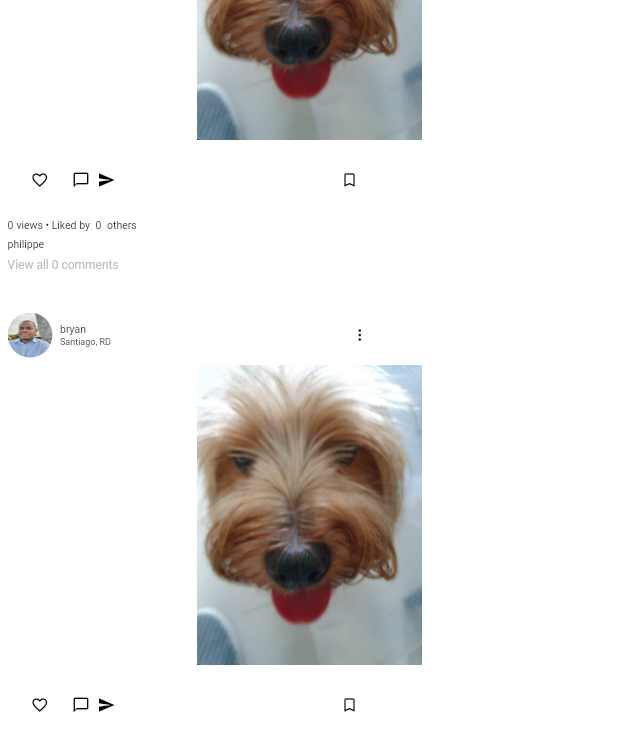
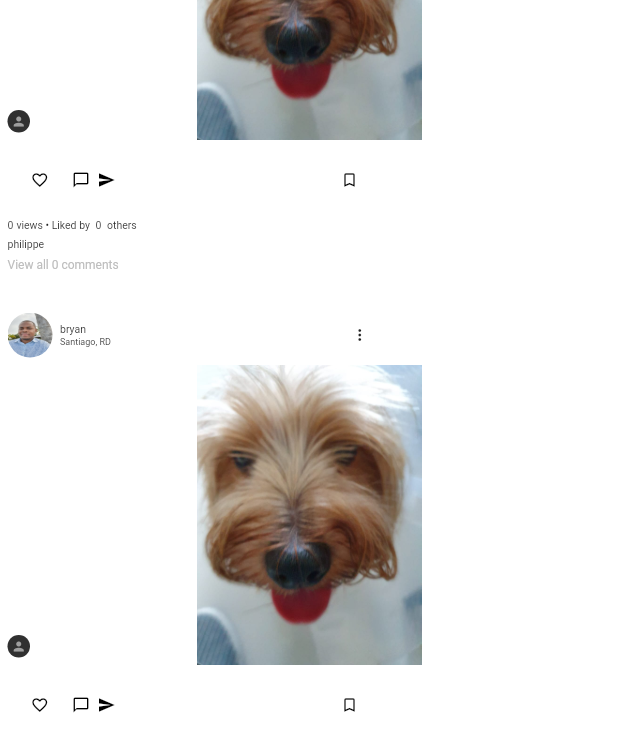
Before and after one commit to Djsiclait/Fakestagram, a Flutter app: the screen it shows after launch, on a phone screen of 412 x 824 dp. Shown: the part 349-1093 px from the top of the screen. Run offline on Flutter 3.47's test engine with Material 2 defaults, Android fonts, the light colour scheme and no system bars; Roboto replaces fonts that are missing (Lato).

Commit message:
Create custom circular floating button with options to edit size and color

```diff
--- a/lib/main.dart
+++ b/lib/main.dart
@@ -26,6 +26,7 @@ class MyApp extends StatelessWidget {
     );
   }
 }
+
 
 /*
 
--- /dev/null
+++ b/lib/src/widgets/fake_custom_floating_button.dart
@@ -0,0 +1,41 @@
+import 'package:flutter/material.dart';
+
+// Source: https://stackoverflow.com/questions/52786652/how-to-set-size-to-floatingactionbutton
+class FakeCustomFloatingButton extends StatelessWidget {
+  //fields
+  final IconData icon;
+  final Color buttonColor;
+  final Color iconColor;
+  final double buttonSize;
+  final double iconSize;
+
+  // Constructor
+  FakeCustomFloatingButton(this.buttonColor, this.iconColor, {this.icon = Icons.person, this.buttonSize = 15, this.iconSize = 10});
+
+  @override
+  Widget build(BuildContext context) {
+    return Container(
+      height: this.buttonSize,
+      width: this.buttonSize,
+
+      child: RawMaterialButton(
+        shape: CircleBorder(),
+        elevation: 0.0,
+        fillColor: buttonColor,
+
+        child: Icon(
+          this.icon,
+          size: this.iconSize,
+          color: iconColor,
+        ),
+
+        onPressed: (){
+          // Empty for now
+          //SnackBar(content: Text('Click!'),);
+          print('Click!');
+        },
+      ),
+
+    );
+  }
+}
--- a/lib/src/widgets/fake_post_widget.dart
+++ b/lib/src/widgets/fake_post_widget.dart
@@ -1,4 +1,5 @@
 import 'package:app/src/entity/post.dart';
+import 'package:app/src/widgets/fake_custom_floating_button.dart';
 import 'package:flutter/material.dart';
 
 class FakePost extends StatefulWidget {
@@ -78,11 +79,26 @@ class _FakePostState extends State<FakePost> {
           ),
 
           // Image
-          Image(
-            //color: Colors.amber,
+          Container(
             height: 200,
-            //width: ,
-            image: AssetImage('assets/post1.jpeg'),
+            child: Stack(
+              children: <Widget>[
+                Center(
+                  child: Image(
+                    //color: Colors.amber,
+                    height: 200,
+                    //width: ,
+                    image: AssetImage('assets/post1.jpeg'),
+                  ),
+                ),
+
+                Positioned(
+                  bottom: 5,
+                  left: 5,
+                  child: FakeCustomFloatingButton(Colors.grey[850], Colors.grey),
+                ),
+              ],
+            ),
           ),
 
           // Footer 1 (Like, Comment, Send, Save)
```
